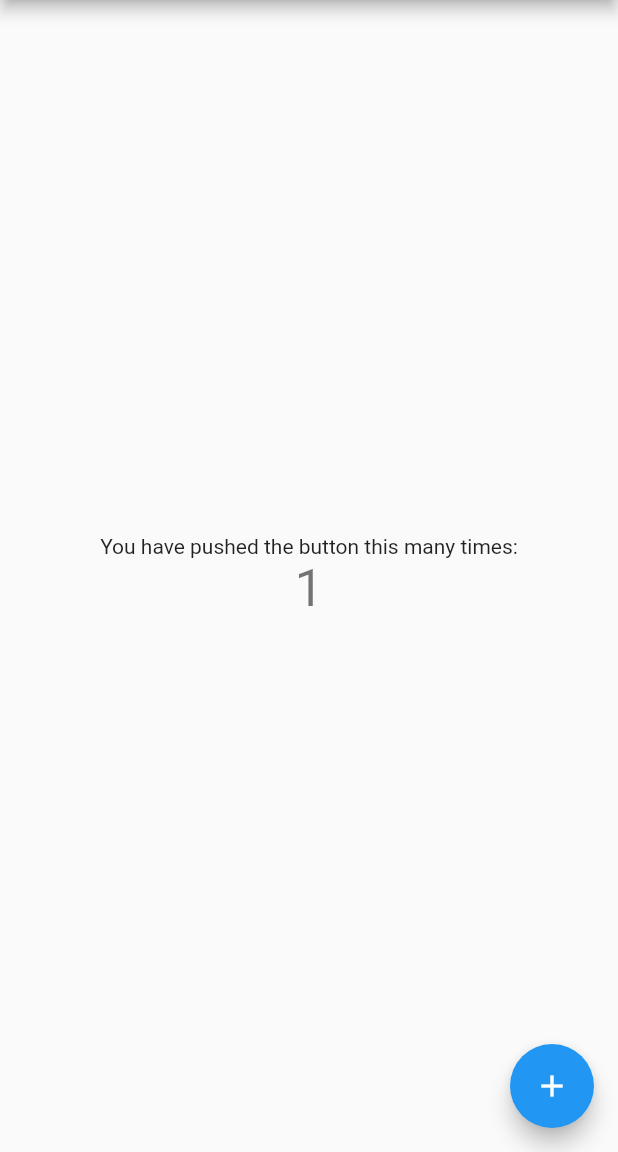
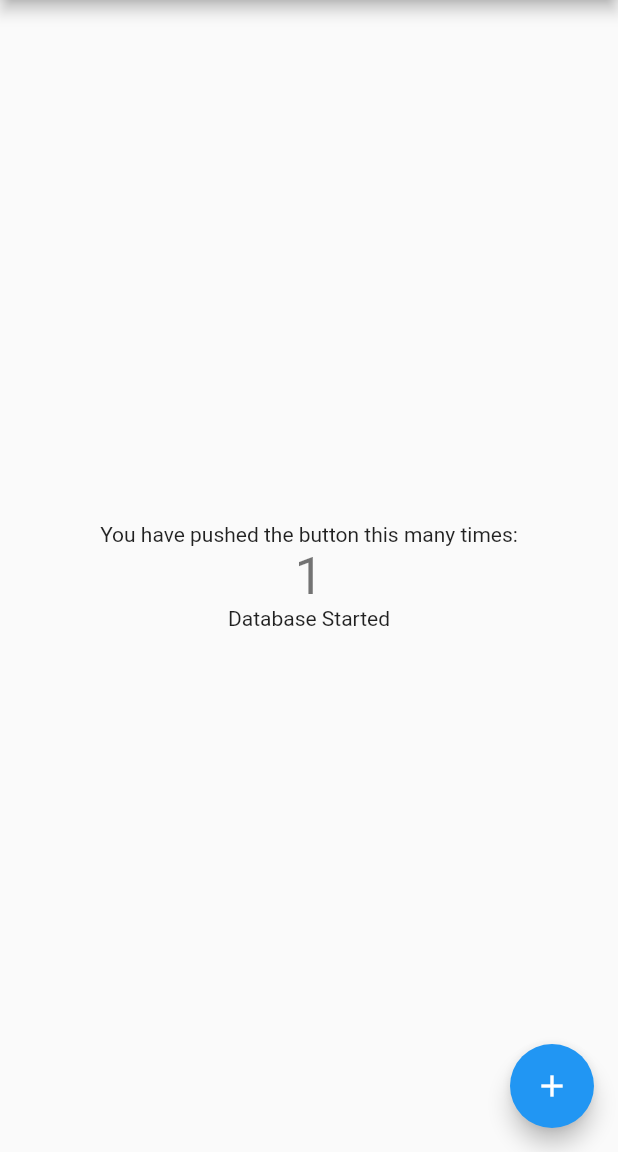
Before and after one commit to leelai/flutter_couchbase, a Flutter app: the screen it shows after launch, after a tap on the "add" icon, on a phone screen of 412 x 824 dp, the part 84-1236 px from its top. Run offline on Flutter 3.47's test engine with Material 2 defaults, Android fonts, the phone set to English and light mode, and no system bars; missing offline and left inert: couchbase_lite.

Commit message:
Add couchbase

```diff
--- a/lib/main.dart
+++ b/lib/main.dart
@@ -1,4 +1,6 @@
+import 'package:couchbase_lite/couchbase_lite.dart';
 import 'package:flutter/material.dart';
+import 'package:flutter/services.dart';
 
 void main() {
   runApp(MyApp());
@@ -50,7 +52,87 @@ class MyHomePage extends StatefulWidget {
 }
 
 class _MyHomePageState extends State<MyHomePage> {
+  String _displayString = 'Initializing';
   int _counter = 0;
+
+  Database database;
+
+  @override
+  void initState() {
+    // TODO: implement initState
+    super.initState();
+    initPlatformState();
+  }
+
+  // Platform messages are asynchronous, so we initialize in an async method.
+  Future<void> initPlatformState() async {
+    var result = await runExample();
+
+    // If the widget was removed from the tree while the asynchronous platform
+    // message was in flight, we want to discard the reply rather than calling
+    // setState to update our non-existent appearance.
+    if (!mounted) return;
+
+    setState(() {
+      _displayString = result;
+    });
+  }
+
+  Future<String> runExample() async {
+    // Platform messages may fail, so we use a try/catch PlatformException.
+    try {
+      database = await Database.initWithName("gettingStarted");
+    } on PlatformException {
+      return "Error initializing database";
+    }
+
+    // Create a new document (i.e. a record) in the database.
+    var mutableDoc =
+      MutableDocument().setDouble("version", 2.0).setString("type", "SDK");
+
+    // Save it to the database.
+    try {
+      await database.saveDocument(mutableDoc);
+    } on PlatformException {
+      return "Error saving document";
+    }
+
+    // Update a document.
+    mutableDoc = (await database.document(mutableDoc.id))
+        ?.toMutable()
+        ?.setString("language", "Dart");
+
+    if (mutableDoc != null) {
+      // Save it to the database.
+      try {
+        await database.saveDocument(mutableDoc);
+
+        var document = await database.document(mutableDoc.id);
+
+        // Log the document ID (generated by the database)
+        // and properties
+        print("Document ID :: ${document.id}");
+        print("Learning ${document.getString("language")}");
+      } on PlatformException {
+        return "Error saving document";
+      }
+    }
+
+    // Create a query to fetch documents of type SDK.
+    var query = QueryBuilder.select([SelectResult.all()])
+        .from("gettingStarted")
+        .where(Expression.property("type").equalTo(Expression.string("SDK")));
+
+    // Run the query.
+    try {
+      var result = await query.execute();
+      print("Number of rows :: ${result.allResults().length}");
+    } on PlatformException {
+      return "Error running the query";
+    }
+
+    return "Database Started";
+  }
 
   void _incrementCounter() {
     setState(() {
@@ -104,6 +186,7 @@ class _MyHomePageState extends State<MyHomePage> {
               '$_counter',
               style: Theme.of(context).textTheme.headline4,
             ),
+            Text(_displayString),
           ],
         ),
       ),
--- a/pubspec.yaml
+++ b/pubspec.yaml
@@ -28,6 +28,7 @@ dependencies:
   # The following adds the Cupertino Icons font to your application.
   # Use with the CupertinoIcons class for iOS style icons.
   cupertino_icons: ^0.1.3
+  couchbase_lite: ^2.7.1
 
 dev_dependencies:
   flutter_test:
```
Also changed, not shown: pubspec.lock, 5 other files.
